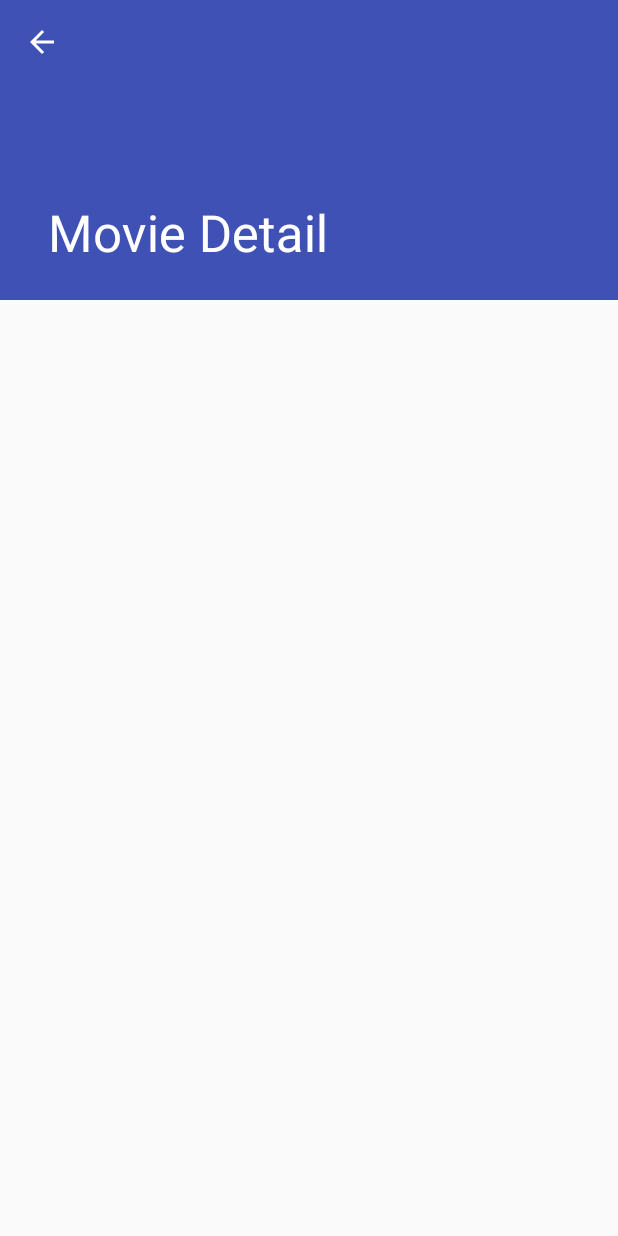
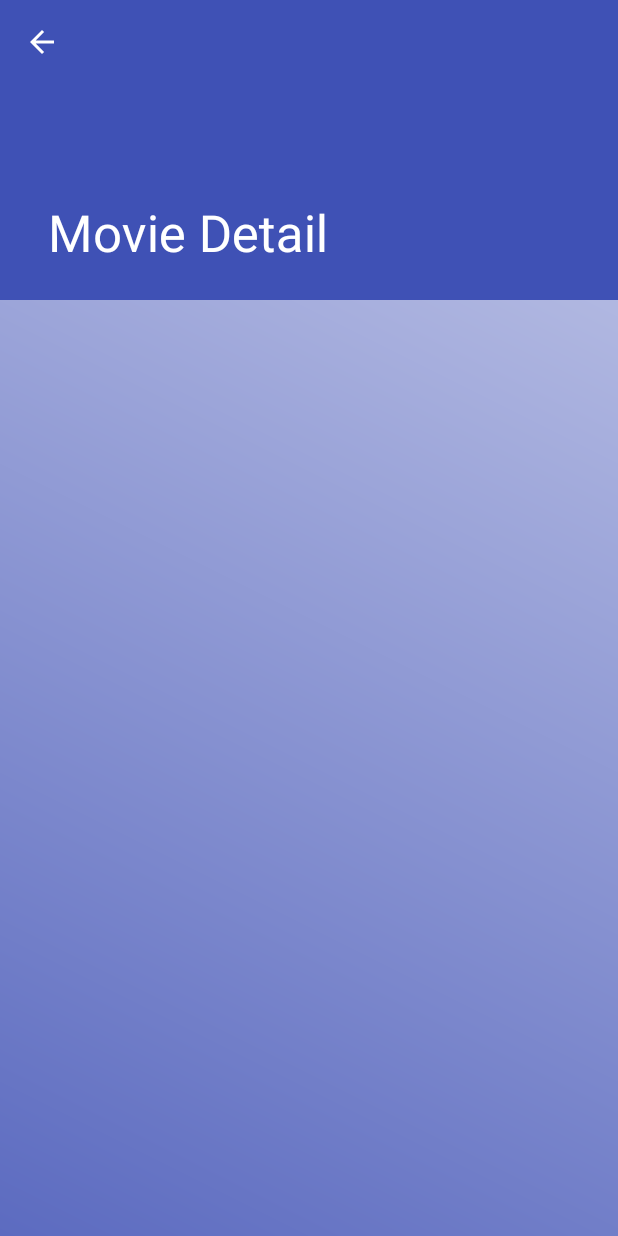
Before and after one commit to VladimirMi/PopularMovies, an Android app: the MovieDetailActivity screen opened directly, with no data from a screen before it, on a phone screen of 412 x 824 dp. Run offline under Robolectric (Android 15) with nearby library versions, the phone set to English and light mode, and no system bars; 1 statement that could not run was skipped.

Commit message:
Placeholder with the name of movie

```diff
--- a/app/src/main/java/io/github/vladimirmi/popularmovies/movielist/MovieAdapter.java
+++ b/app/src/main/java/io/github/vladimirmi/popularmovies/movielist/MovieAdapter.java
@@ -6,6 +6,7 @@ import android.view.LayoutInflater;
 import android.view.View;
 import android.view.ViewGroup;
 import android.widget.ImageView;
+import android.widget.TextView;
 
 import java.util.ArrayList;
 import java.util.List;
@@ -76,16 +77,19 @@ public class MovieAdapter extends RecyclerView.Adapter<MovieAdapter.MovieViewHol
     class MovieViewHolder extends RecyclerView.ViewHolder implements View.OnClickListener {
 
         private final ImageView mPosterView;
+        private final TextView mTitleView;
         private Movie mMovie;
 
         MovieViewHolder(View itemView) {
             super(itemView);
             mPosterView = itemView.findViewById(R.id.poster);
+            mTitleView = itemView.findViewById(R.id.title);
             itemView.setOnClickListener(this);
         }
 
         void bind(Movie movie) {
             mMovie = movie;
+            mTitleView.setText(movie.getTitle());
             Utils.setImage(mPosterView, movie.getPosterPath(), 154);
         }
 
--- a/app/src/main/java/io/github/vladimirmi/popularmovies/movielist/MovieListActivity.java
+++ b/app/src/main/java/io/github/vladimirmi/popularmovies/movielist/MovieListActivity.java
@@ -106,7 +106,7 @@ public class MovieListActivity extends AppCompatActivity {
     private void setupSpinner() {
         Spinner spinner = findViewById(R.id.sort_by_spinner);
         ArrayAdapter<CharSequence> adapter = ArrayAdapter.createFromResource(this,
-                R.array.sort_by, android.R.layout.simple_spinner_item);
+                R.array.sort_by, R.layout.item_spinner_sort_by);
         adapter.setDropDownViewResource(android.R.layout.simple_spinner_dropdown_item);
         spinner.setAdapter(adapter);
         spinner.setSelection(App.getDataManager().getSortBy().ordinal());
--- a/app/src/main/java/io/github/vladimirmi/popularmovies/utils/Utils.java
+++ b/app/src/main/java/io/github/vladimirmi/popularmovies/utils/Utils.java
@@ -8,8 +8,6 @@ import android.widget.ImageView;
 
 import com.bumptech.glide.Glide;
 import com.bumptech.glide.load.engine.DiskCacheStrategy;
-
-import io.github.vladimirmi.popularmovies.R;
 
 /**
  * Created by Vladimir Mikhalev 22.02.2018.
@@ -30,7 +28,6 @@ public class Utils {
                 .centerCrop()
                 .skipMemoryCache(true)
                 .diskCacheStrategy(DiskCacheStrategy.RESULT)
-                .placeholder(R.color.colorPrimary)
                 .crossFade()
                 .into(view);
     }
--- /dev/null
+++ b/app/src/main/res/drawable/placeholder.xml
@@ -0,0 +1,9 @@
+<?xml version="1.0" encoding="utf-8"?>
+<shape xmlns:android="http://schemas.android.com/apk/res/android">
+
+    <gradient
+        android:angle="45"
+        android:endColor="@color/indigo_100"
+        android:startColor="@color/indigo_400"
+        android:type="linear"/>
+</shape>
--- a/app/src/main/res/layout/activity_movie_list.xml
+++ b/app/src/main/res/layout/activity_movie_list.xml
@@ -42,6 +42,7 @@
                     android:layout_width="wrap_content"
                     android:layout_height="wrap_content"
                     android:layout_gravity="center_vertical|end"
+                    android:popupBackground="@color/colorPrimaryDark"
                     android:gravity="end"
                     />
             </FrameLayout>
--- a/app/src/main/res/values/colors.xml
+++ b/app/src/main/res/values/colors.xml
@@ -3,4 +3,7 @@
     <color name="colorPrimary">#3F51B5</color>
     <color name="colorPrimaryDark">#303F9F</color>
     <color name="colorAccent">#FF4081</color>
+
+    <color name="indigo_400">#5C6BC0</color>
+    <color name="indigo_100">#C5CAE9</color>
 </resources>
--- a/app/src/main/res/values/styles.xml
+++ b/app/src/main/res/values/styles.xml
@@ -6,7 +6,7 @@
         <item name="colorPrimary">@color/colorPrimary</item>
         <item name="colorPrimaryDark">@color/colorPrimaryDark</item>
         <item name="colorAccent">@color/colorAccent</item>
-        <item name="android:spinnerItemStyle">@style/TextAppearance.AppCompat.Subhead.Inverse</item>
+        <item name="android:windowBackground">@drawable/placeholder</item>
     </style>
 
     <style name="AppTheme.NoActionBar">
```
Also changed, not shown: app/src/main/res/layout/item_movie.xml (+17 -5 lines), app/src/main/res/layout/item_spinner_sort_by.xml (added, +11 -0 lines).
